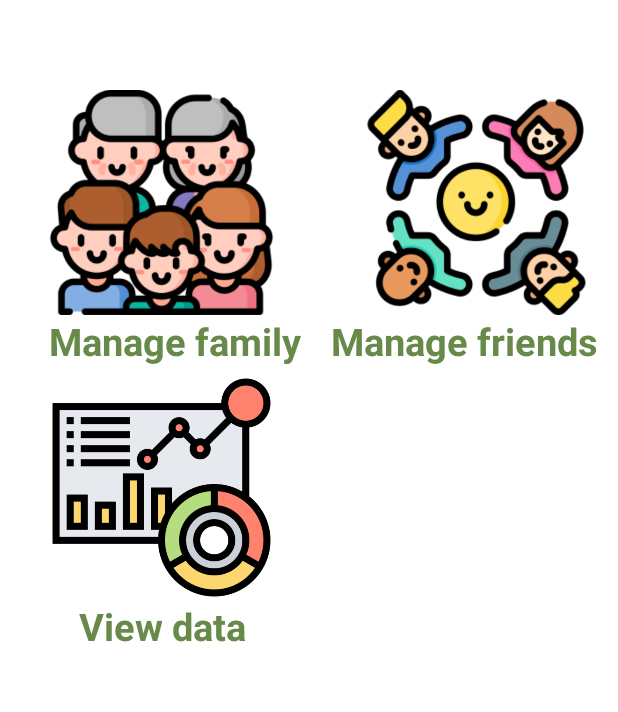
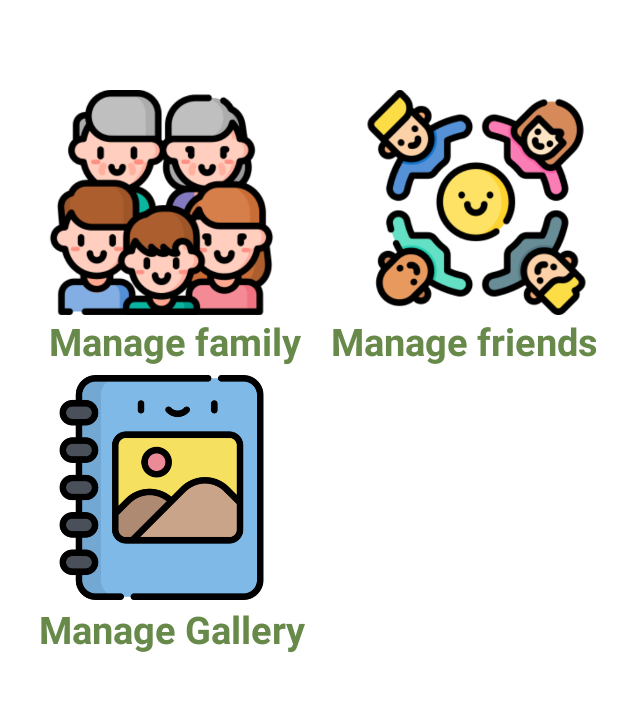
Before and after one commit to knn3/StoryBook, an Android app: the CaretakerManage screen opened directly, with no data from a screen before it, on a phone screen of 412 x 824 dp, the part 84-796 px from its top. Run offline under Robolectric (Android 15) with nearby library versions, the phone set to English and light mode, and no system bars.

Commit message:
fixed edit feature

```diff
--- a/app/src/main/java/com/example/storbook/ImagesActivity.java
+++ b/app/src/main/java/com/example/storbook/ImagesActivity.java
@@ -118,7 +118,7 @@ public class ImagesActivity extends AppCompatActivity implements ImageAdapter.On
 
     //back button
     public void onBackClick(View v){
-        Intent myIntent = new Intent(this, CaretakerMain.class);
+        Intent myIntent = new Intent(this, CaretakerManage.class);
         this.startActivity(myIntent);
     }
 
--- a/app/src/main/res/layout/activity_caretaker_manage.xml
+++ b/app/src/main/res/layout/activity_caretaker_manage.xml
@@ -18,6 +18,7 @@
         android:onClick="onBackClick"
         app:titleMarginStart="90dp"
         />
+
     <RelativeLayout
         android:id="@+id/manageinfo"
         android:layout_width="wrap_content"
@@ -36,16 +37,16 @@
 
 
         <ImageButton
-            android:id="@+id/managepho"
+            android:id="@+id/managePhoto"
             android:layout_width="@dimen/photo_size"
             android:layout_height="@dimen/photo_size"
             android:layout_below="@+id/fammanage"
             android:layout_marginLeft="@dimen/activity_horizontal_margin"
             android:layout_marginTop="@dimen/activity_horizontal_margin2"
-            android:background="@drawable/dashboard"
-            android:text="Manage friends"
+            android:background="@drawable/album"
             android:textColor="#455A64"
-            android:visibility="visible" />
+            android:visibility="visible"
+            android:onClick="manageGallery"/>
 
 
         <ImageButton
@@ -55,7 +56,7 @@
             android:layout_marginLeft="60dp"
             android:layout_toRightOf="@+id/fammanage"
             android:background="@drawable/friendship"
-            android:onClick="managefriends" />
+            android:onClick="manageFriends" />
 
         <TextView
             android:id="@+id/upload"
@@ -73,8 +74,8 @@
             android:layout_width="wrap_content"
             android:layout_height="wrap_content"
             android:layout_below="@+id/fammanage"
+            android:layout_marginLeft="@dimen/activity_horizontal_margin"
             android:layout_toRightOf="@+id/upload"
-            android:layout_marginLeft="@dimen/activity_horizontal_margin"
             android:text="Manage friends"
             android:textColor="@color/text_color"
             android:textSize="25dp"
@@ -85,9 +86,12 @@
             android:id="@+id/datainfo"
             android:layout_width="wrap_content"
             android:layout_height="wrap_content"
-            android:layout_below="@+id/managepho"
+            android:layout_below="@+id/managePhoto"
+            android:layout_alignParentStart="true"
+            android:layout_marginStart="13dp"
             android:layout_marginLeft="@dimen/activity_horizontal_margin2"
-            android:text="View data"
+            android:layout_marginTop="2dp"
+            android:text="Manage Gallery"
             android:textColor="@color/text_color"
             android:textSize="25dp"
             android:textStyle="bold" />
```
Also changed, not shown: app/src/main/java/com/example/storbook/CaretakerManage.java (+8 -1 lines).
